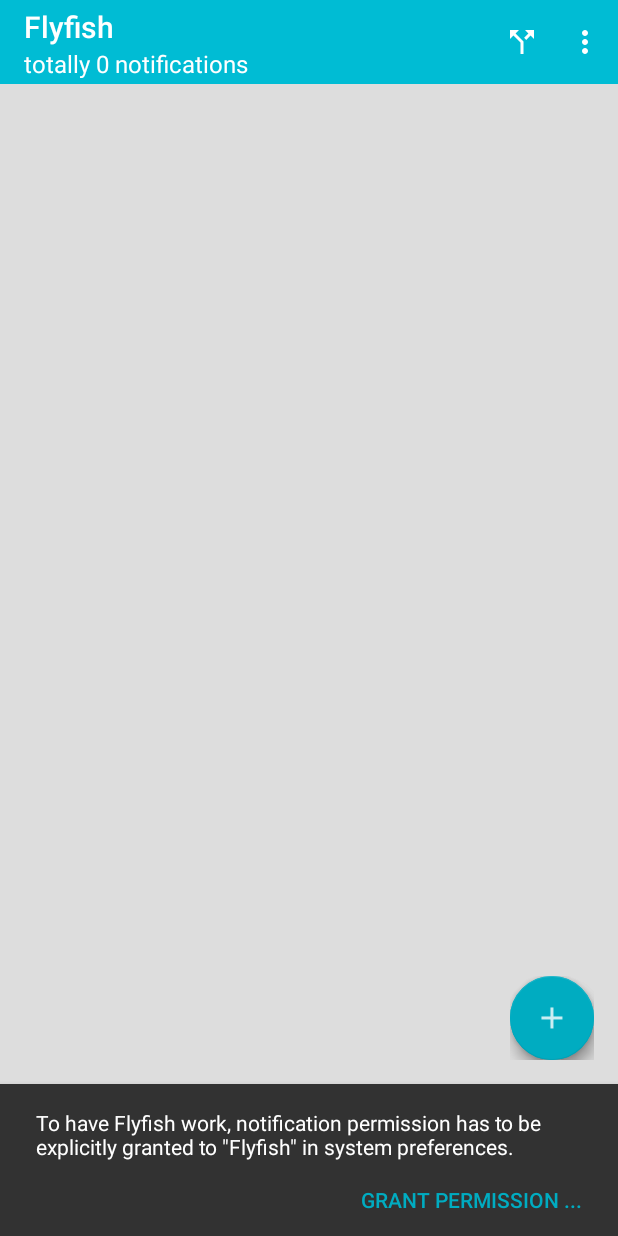
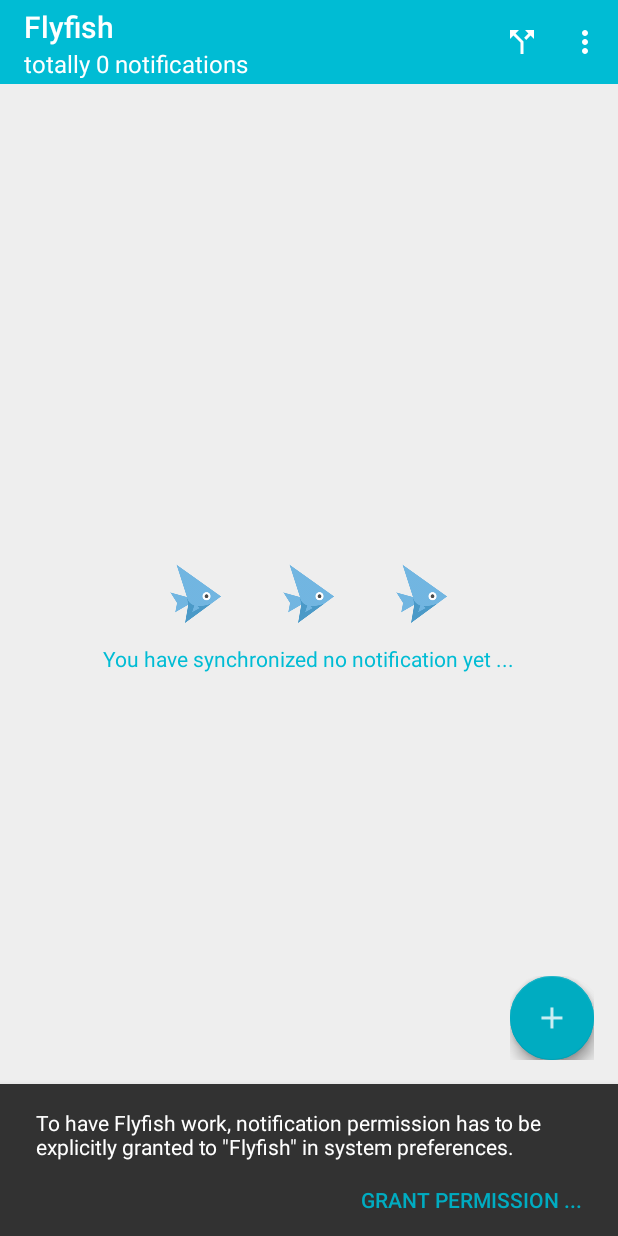
Before and after one commit to vliux/NotificationMonitor, an Android app: the MainActivity screen opened directly, with no data from a screen before it, on a phone screen of 412 x 824 dp. Run offline under Robolectric (Android 15) with nearby library versions, the phone set to English and light mode, and no system bars; our stand-ins replace RxJava; libraries missing offline, so code that uses them is left out: com.github.clans.fab, net.grandcentrix.tray; plain views replace FloatingActionButton, FloatingActionMenu; 7 statements that could not run were skipped.

Commit message:
Make empty view in MainActivity work.

```diff
--- a/app/src/main/java/com/vliux/giraffe/ui/main/MainActivity.java
+++ b/app/src/main/java/com/vliux/giraffe/ui/main/MainActivity.java
@@ -15,6 +15,7 @@ import android.view.Menu;
 import android.view.MenuItem;
 import android.view.View;
 import android.view.ViewGroup;
+import android.view.ViewStub;
 import android.widget.TextView;
 
 import com.github.clans.fab.FloatingActionButton;
@@ -54,6 +55,7 @@ public class MainActivity extends AppCompatActivity {
     private Toolbar mToolbar;
     private List<NotificationRecord> mRecords = new ArrayList<>();
     private boolean mShowAsMerged = true;
+    private View mEmptyView; //if not null, empty view is showing
 
     public static void start(final Context context, final boolean newTask){
         final Intent intent = new Intent(context, MainActivity.class);
@@ -136,6 +138,15 @@ public class MainActivity extends AppCompatActivity {
         }else {
             final List<NotificationRecord> records = mStorage.getRaw();
             mAdapter.setRecords(records.size(), records);
+        }
+        // set empty view if needed
+        if (mAdapter.getItemCount() <= 0) {
+            if(null == mEmptyView) {
+                final ViewStub stub = (ViewStub) findViewById(R.id.stub_empty);
+                mEmptyView = stub.inflate();
+            }
+        } else if (null != mEmptyView) {
+            mEmptyView.setVisibility(View.GONE);
         }
     }
 
--- a/app/src/main/res/layout/activity_main.xml
+++ b/app/src/main/res/layout/activity_main.xml
@@ -46,6 +46,12 @@
             android:src="@drawable/ic_add"
             app:fab_size="mini"
             app:fab_label="@string/fab_add_app" />
-        </com.github.clans.fab.FloatingActionMenu>
+    </com.github.clans.fab.FloatingActionMenu>
+
+    <ViewStub
+        android:id="@+id/stub_empty"
+        android:layout="@layout/view_empty"
+        android:layout_width="match_parent"
+        android:layout_height="match_parent"/>
 
 </android.support.design.widget.CoordinatorLayout>
--- /dev/null
+++ b/app/src/main/res/layout/view_empty.xml
@@ -0,0 +1,48 @@
+<?xml version="1.0" encoding="utf-8"?>
+<FrameLayout xmlns:android="http://schemas.android.com/apk/res/android"
+              android:layout_width="match_parent"
+              android:layout_height="match_parent"
+    android:padding="@dimen/guide_out_margin_horiz">
+
+    <LinearLayout
+        android:layout_width="wrap_content"
+        android:layout_height="wrap_content"
+        android:orientation="vertical"
+        android:layout_gravity="center">
+
+        <LinearLayout
+            android:layout_width="match_parent"
+            android:layout_height="wrap_content"
+            android:orientation="horizontal"
+            android:paddingLeft="@dimen/guide_out_margin_horiz"
+            android:paddingRight="@dimen/guide_out_margin_horiz"
+            android:layout_marginBottom="@dimen/item_margin_verti">
+            <ImageView
+                android:layout_width="0dp"
+                android:layout_height="wrap_content"
+                android:layout_weight="1"
+                android:src="@mipmap/ic_launcher"
+                android:scaleType="center"/>
+            <ImageView
+                android:layout_width="0dp"
+                android:layout_height="wrap_content"
+                android:layout_weight="1"
+                android:src="@mipmap/ic_launcher"
+                android:scaleType="center"/>
+            <ImageView
+                android:layout_width="0dp"
+                android:layout_height="wrap_content"
+                android:layout_weight="1"
+                android:src="@mipmap/ic_launcher"
+                android:scaleType="center"/>
+        </LinearLayout>
+
+        <TextView
+            android:layout_width="wrap_content"
+            android:layout_height="wrap_content"
+            android:gravity="center"
+            android:text="@string/empty_notification"
+            style="@style/GuideContentText"
+            android:textColor="@color/colorPrimary"/>
+    </LinearLayout>
+</FrameLayout>
--- a/app/src/main/res/values/colors.xml
+++ b/app/src/main/res/values/colors.xml
@@ -1,8 +1,10 @@
 <?xml version="1.0" encoding="utf-8"?>
 <resources>
-    <color name="colorPrimary">#00BCD4</color>
-    <color name="colorPrimaryDark">#00ACC1</color>
-    <color name="colorAccent">#00ACC1</color>
+    <color name="colorPrimary">#FF00BCD4</color>
+    <color name="colorPrimaryDark">#FF00ACC1</color>
+    <color name="colorAccent">#FF00ACC1</color>
+
+    <color name="empty_view">#AA00ACC1</color>
 
     <color name="app_select_fab">@android:color/holo_red_light</color>
     <color name="app_select_fab_pressed">@android:color/holo_red_dark</color>
@@ -11,5 +13,5 @@
     <color name="secondary_text_light">#8a333333</color>
     <color name="hint_text_light">#61333333</color>
     <color name="divider_light">#1f000000</color>
-    <color name="lightGray">#FFDDDDDD</color>
+    <color name="lightGray">#FFEEEEEE</color>
 </resources>
--- a/app/src/main/res/values/strings.xml
+++ b/app/src/main/res/values/strings.xml
@@ -37,4 +37,5 @@
     <string name="app_select_subtitle">whose notifications will be synchronized</string>
     <string name="load_installed_apps">Loading installed apps ...</string>
     <string name="all_apps">All apps</string>
+    <string name="empty_notification">You have synchronized no notification yet ...</string>
 </resources>
```
Also changed, not shown: app/src/main/res/drawable/ic_about.png (deleted), app/src/main/res/drawable/ic_menu_white.png (deleted), app/src/main/res/drawable/ic_settings.png (deleted), 1 other file.
